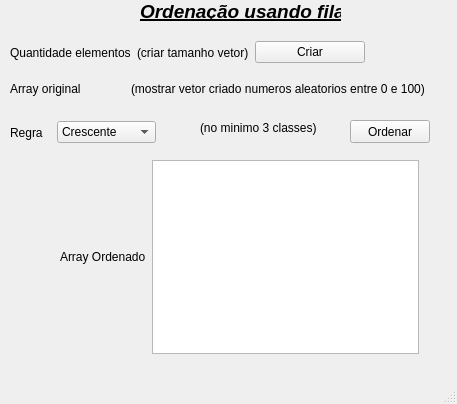
Qt form mainwindow.ui (cpedrohenrique1/Fila) before a commit.
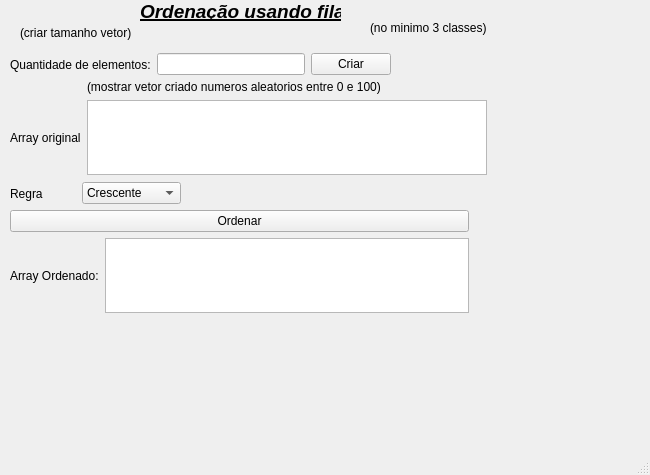
The same form after that commit.

What changed in the file:
```diff
--- a/mainwindow.ui
+++ b/mainwindow.ui
@@ -6,8 +6,8 @@
    <rect>
     <x>0</x>
     <y>0</y>
-    <width>457</width>
-    <height>404</height>
+    <width>650</width>
+    <height>475</height>
    </rect>
   </property>
   <property name="windowTitle">
@@ -27,25 +27,12 @@
      <string>&lt;html&gt;&lt;head/&gt;&lt;body&gt;&lt;p&gt;&lt;span style=&quot; font-size:14pt; font-weight:700; font-style:italic; text-decoration: underline;&quot;&gt;Ordenação usando fila&lt;/span&gt;&lt;/p&gt;&lt;/body&gt;&lt;/html&gt;</string>
     </property>
    </widget>
-   <widget class="QPushButton" name="pushButton_2">
-    <property name="geometry">
-     <rect>
-      <x>350</x>
-      <y>120</y>
-      <width>80</width>
-      <height>23</height>
-     </rect>
-    </property>
-    <property name="text">
-     <string>Ordenar</string>
-    </property>
-   </widget>
    <widget class="QLabel" name="label_7">
     <property name="geometry">
      <rect>
-      <x>200</x>
-      <y>120</y>
-      <width>131</width>
+      <x>370</x>
+      <y>20</y>
+      <width>151</width>
       <height>16</height>
      </rect>
     </property>
@@ -53,72 +40,42 @@
      <string>(no minimo 3 classes)</string>
     </property>
    </widget>
-   <widget class="QWidget" name="">
-    <property name="geometry">
-     <rect>
-      <x>10</x>
-      <y>40</y>
-      <width>355</width>
-      <height>25</height>
-     </rect>
-    </property>
-    <layout class="QHBoxLayout" name="horizontalLayout">
-     <item>
-      <widget class="QLabel" name="label_2">
-       <property name="text">
-        <string>Quantidade elementos</string>
-       </property>
-      </widget>
-     </item>
-     <item>
-      <widget class="QLabel" name="label_5">
-       <property name="text">
-        <string>(criar tamanho vetor)</string>
-       </property>
-      </widget>
-     </item>
-     <item>
-      <widget class="QPushButton" name="pushButton">
-       <property name="text">
-        <string>Criar</string>
-       </property>
-      </widget>
-     </item>
-    </layout>
-   </widget>
-   <widget class="QWidget" name="">
+   <widget class="QWidget" name="layoutWidget">
     <property name="geometry">
      <rect>
       <x>10</x>
       <y>80</y>
-      <width>415</width>
-      <height>17</height>
+      <width>477</width>
+      <height>95</height>
      </rect>
     </property>
-    <layout class="QHBoxLayout" name="horizontalLayout_2">
-     <item>
-      <widget class="QLabel" name="label_3">
-       <property name="text">
-        <string>Array original</string>
-       </property>
-      </widget>
+    <layout class="QGridLayout" name="gridLayout_2">
+     <item row="1" column="1">
+      <widget class="QTextEdit" name="SaidaArrayOriginal"/>
      </item>
-     <item>
+     <item row="0" column="1">
       <widget class="QLabel" name="label_6">
        <property name="text">
         <string>(mostrar vetor criado numeros aleatorios entre 0 e 100)</string>
        </property>
       </widget>
      </item>
+     <item row="1" column="0">
+      <widget class="QLabel" name="label_3">
+       <property name="text">
+        <string>Array original</string>
+       </property>
+      </widget>
+     </item>
     </layout>
    </widget>
-   <widget class="QWidget" name="">
+   <widget class="QWidget" name="layoutWidget">
     <property name="geometry">
      <rect>
       <x>10</x>
-      <y>120</y>
-      <width>146</width>
-      <height>25</height>
+      <y>180</y>
+      <width>171</width>
+      <height>27</height>
      </rect>
     </property>
     <layout class="QHBoxLayout" name="horizontalLayout_3">
@@ -145,26 +102,75 @@
      </item>
     </layout>
    </widget>
+   <widget class="QLabel" name="label_5">
+    <property name="geometry">
+     <rect>
+      <x>20</x>
+      <y>20</y>
+      <width>144</width>
+      <height>25</height>
+     </rect>
+    </property>
+    <property name="text">
+     <string>(criar tamanho vetor)</string>
+    </property>
+   </widget>
    <widget class="QWidget" name="">
     <property name="geometry">
      <rect>
-      <x>60</x>
-      <y>160</y>
-      <width>359</width>
-      <height>194</height>
+      <x>10</x>
+      <y>51</y>
+      <width>381</width>
+      <height>27</height>
      </rect>
     </property>
-    <layout class="QHBoxLayout" name="horizontalLayout_4">
+    <layout class="QHBoxLayout" name="horizontalLayout">
      <item>
+      <widget class="QLabel" name="label_2">
+       <property name="text">
+        <string>Quantidade de elementos:</string>
+       </property>
+      </widget>
+     </item>
+     <item>
+      <widget class="QLineEdit" name="InputQuantidadeElementos"/>
+     </item>
+     <item>
+      <widget class="QPushButton" name="BotaoCriar">
+       <property name="text">
+        <string>Criar</string>
+       </property>
+      </widget>
+     </item>
+    </layout>
+   </widget>
+   <widget class="QWidget" name="">
+    <property name="geometry">
+     <rect>
+      <x>10</x>
+      <y>210</y>
+      <width>459</width>
+      <height>103</height>
+     </rect>
+    </property>
+    <layout class="QGridLayout" name="gridLayout">
+     <item row="1" column="2">
+      <widget class="QTextEdit" name="SaidaArrayOrdenado"/>
+     </item>
+     <item row="0" column="1" colspan="2">
+      <widget class="QPushButton" name="BotaoOrdenar">
+       <property name="text">
+        <string>Ordenar</string>
+       </property>
+      </widget>
+     </item>
+     <item row="1" column="1">
       <widget class="QLabel" name="label_8">
        <property name="text">
-        <string>Array Ordenado</string>
+        <string>Array Ordenado:</string>
        </property>
       </widget>
      </item>
-     <item>
-      <widget class="QTextEdit" name="textEdit"/>
-     </item>
     </layout>
    </widget>
   </widget>
```
Left out of the diff: 8 changed lines with no effect on the pictures.
